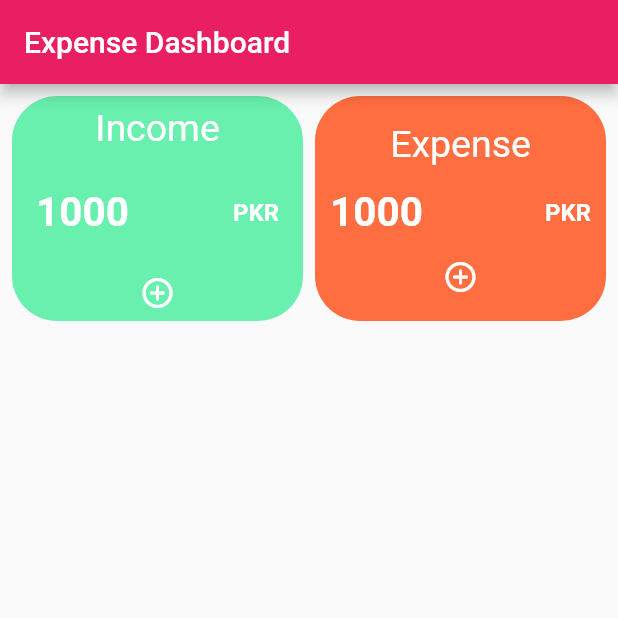
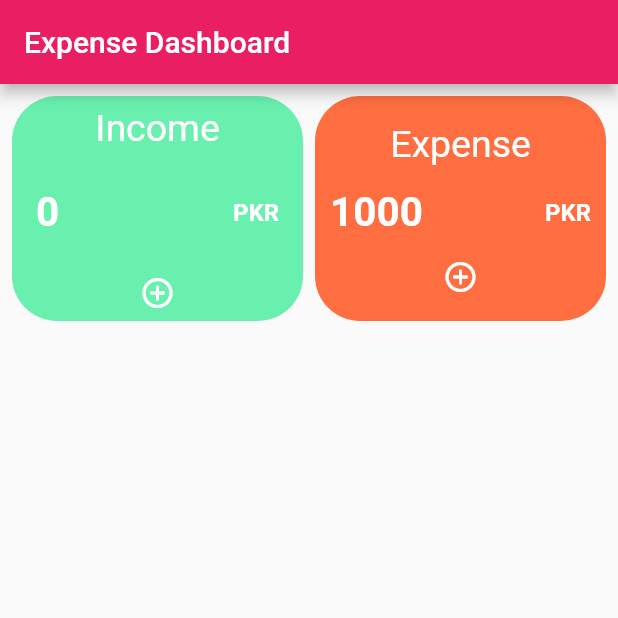
Before and after one commit to 20sw084/ema, a Flutter app: the screen it shows after launch, on a phone screen of 412 x 824 dp, the top half of it. Run offline on Flutter 3.47's test engine with Material 2 defaults, Android fonts, the phone set to English and light mode, and no system bars; our stand-ins replace cloud_firestore, firebase_core, flutter_native_splash, shared_preferences; accounts and stored records are empty; statements that could not run were skipped.

```diff
--- a/lib/screens/add_screen.dart
+++ b/lib/screens/add_screen.dart
@@ -2,6 +2,7 @@ import 'dart:developer';
 import 'package:cloud_firestore/cloud_firestore.dart';
 import 'package:firebase_core/firebase_core.dart';
 import 'package:flutter/material.dart';
+import 'package:shared_preferences/shared_preferences.dart';
 
 enum AmountType { income, expense }
 
@@ -19,7 +20,6 @@ class _AddScreenState extends State<AddScreen> {
   String name = '', amount = '', description = '';
   AmountType _type = AmountType.expense;
   int index = 0;
-
   @override
   Widget build(BuildContext context) {
     TextEditingController desController = TextEditingController();
@@ -134,12 +134,14 @@ class _AddScreenState extends State<AddScreen> {
                     ),
                   ),
                   ElevatedButton(
-                    onPressed: () {
+                    onPressed: () async {
                       String id = DateTime.now().millisecondsSinceEpoch.toString();
+                      SharedPreferences sp = await SharedPreferences.getInstance();
                       fireStore
                           .doc(id)
                           .set({
                             "id" : id,
+                            "userName" : sp.getString("name"),
                             "name" : name,
                             "amount" : amount,
                             "description" : description,
--- a/lib/screens/my_app.dart
+++ b/lib/screens/my_app.dart
@@ -1,4 +1,5 @@
 import 'package:ema/screens/dashboard.dart';
+import 'package:ema/screens/onboarding_screen.dart';
 import 'package:flutter/material.dart';
 
 class MyApp extends StatelessWidget {
@@ -11,6 +12,7 @@ class MyApp extends StatelessWidget {
       theme: ThemeData(
         primarySwatch: Colors.pink,
       ),
+      // home: OnboardingScreen(),
       home: Dashboard(),
     );
   }
--- a/lib/widgets/horizontal_card.dart
+++ b/lib/widgets/horizontal_card.dart
@@ -1,5 +1,6 @@
 import 'dart:developer';
 import 'package:cloud_firestore/cloud_firestore.dart';
+import 'package:ema/screens/onboarding_screen.dart';
 import 'package:flutter/material.dart';
 import '../screens/add_screen.dart';
 
@@ -14,9 +15,52 @@ class HorizontalCard extends StatefulWidget {
 }
 
 class _HorizontalCardState extends State<HorizontalCard> {
-  final fireStore = FirebaseFirestore.instance.collection("budgetTree").snapshots();
+  CollectionReference fireStore = FirebaseFirestore.instance.collection("budgetTree");
+
+  int getIncome() {
+    int income = 0;
+    fireStore.snapshots().listen((querySnapshot) {
+      querySnapshot.docChanges.forEach((change) {
+        (int.parse(change.doc['amount']) < 0) ? income += 0 : income += int.parse(change.doc['amount']);
+        // income += change['amount'];
+      });
+    }
+      //         (event) async {
+      //   for (var snapshot in event.docs.snapshot.children) {
+      //     Map<dynamic, dynamic> myp = await snapshot.value as dynamic;
+      //     (int.parse(myp['amount']) < 0) ? income += 0 : income += int.parse(myp['amount']);
+      //   }
+      //   // log(expense.toString());
+      //   log(income.toString());
+      // }
+    );
+    log(income.toString());
+    return income;
+  }
+
+  Future<int> getExpense() async{
+    int expense = 0;
+    await fireStore.snapshots().listen((querySnapshot) {
+      querySnapshot.docChanges.forEach((change) async {
+        (int.parse(change.doc['amount']) > 0) ? expense += 0 : expense += int.parse(change.doc['amount']);
+        // income += change['amount'];
+      });
+    }
+    );
+    // databaseRef.onValue.listen((event) {
+    //   for (var snapshot in event.snapshot.children) {
+    //     Map<dynamic, dynamic> myp = snapshot.value as dynamic;
+    //     (int.parse(myp['amount']) > 0) ? expense += 0 : expense += int.parse(myp['amount']);
+    //   }
+    //   // log(expense.toString());
+    //   log(expense.toString());
+    // });
+    log(expense.toString());
+    return expense;
+  }
+
   @override
-  Widget build(BuildContext context) {
+  Widget build(BuildContext context)  {
     return Padding(
       padding: const EdgeInsets.all(8.0),
       child: SizedBox(
@@ -41,7 +85,7 @@ class _HorizontalCardState extends State<HorizontalCard> {
                     ),
                     ListTile(
                       leading: Text(
-                                "1000",
+                                getIncome().toString(),
                                 style: priceTextStyle(context),
                               ),
                       trailing: Text(
@@ -92,9 +136,17 @@ class _HorizontalCardState extends State<HorizontalCard> {
                       Row(
                         mainAxisAlignment: MainAxisAlignment.spaceBetween,
                         children: [
-                          Text(
-                            "1000",
-                            style: priceTextStyle(context),
+                          FutureBuilder(
+                            future: getExpense(),
+                            builder: (context, snapshot) {
+                              if(snapshot.connectionState == ConnectionState.waiting){
+                                return const CircularProgressIndicator();
+                              }
+                              return Text(
+                                1000.toString(),
+                                style: priceTextStyle(context),
+                              );
+                            }
                           ),
                           Text(
                             " PKR",
@@ -111,7 +163,7 @@ class _HorizontalCardState extends State<HorizontalCard> {
                           Navigator.push(
                             context,
                             MaterialPageRoute(
-                              builder: (context) => AddScreen(),
+                              builder: (context) => OnboardingScreen(),
                             ),
                           );
                         },
@@ -128,31 +180,7 @@ class _HorizontalCardState extends State<HorizontalCard> {
 
   }
 
-  // int getIncome() {
-  //   int income = 0;
-  //   databaseRef.onValue.listen((event) async {
-  //     for (var snapshot in event.snapshot.children) {
-  //       Map<dynamic, dynamic> myp = await snapshot.value as dynamic;
-  //       (int.parse(myp['amount']) < 0) ? income += 0 : income += int.parse(myp['amount']);
-  //     }
-  //     // log(expense.toString());
-  //     log(income.toString());
-  //   });
-  //   return income;
-  // }
 
-  // Future<int> getExpense() async{
-  //   int expense = 0;
-  //   databaseRef.onValue.listen((event) {
-  //     for (var snapshot in event.snapshot.children) {
-  //       Map<dynamic, dynamic> myp = snapshot.value as dynamic;
-  //       (int.parse(myp['amount']) > 0) ? expense += 0 : expense += int.parse(myp['amount']);
-  //     }
-  //     // log(expense.toString());
-  //     log(expense.toString());
-  //   });
-  //   return expense;
-  // }
 
   static TextStyle textStyle(BuildContext context) {
     return const TextStyle(
--- a/pubspec.yaml
+++ b/pubspec.yaml
@@ -40,6 +40,7 @@ dependencies:
   firebase_core: ^2.4.0
   provider: ^6.0.5
   cloud_firestore: ^4.3.1
+  shared_preferences: ^2.0.17
 
 dev_dependencies:
   flutter_test:
```
Also changed, not shown: lib/screens/onboarding_screen.dart (added, +72 -0 lines), lib/wrapper.dart (added), pubspec.lock, 1 other file.
